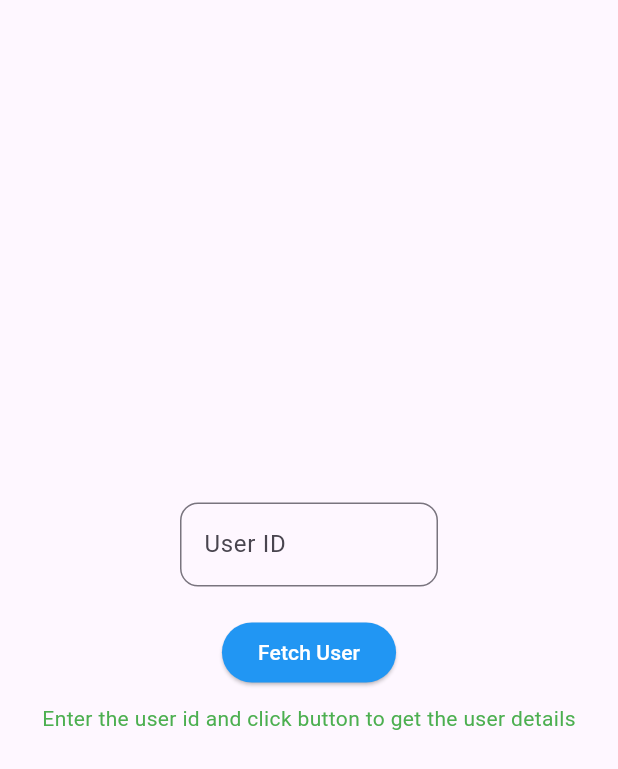
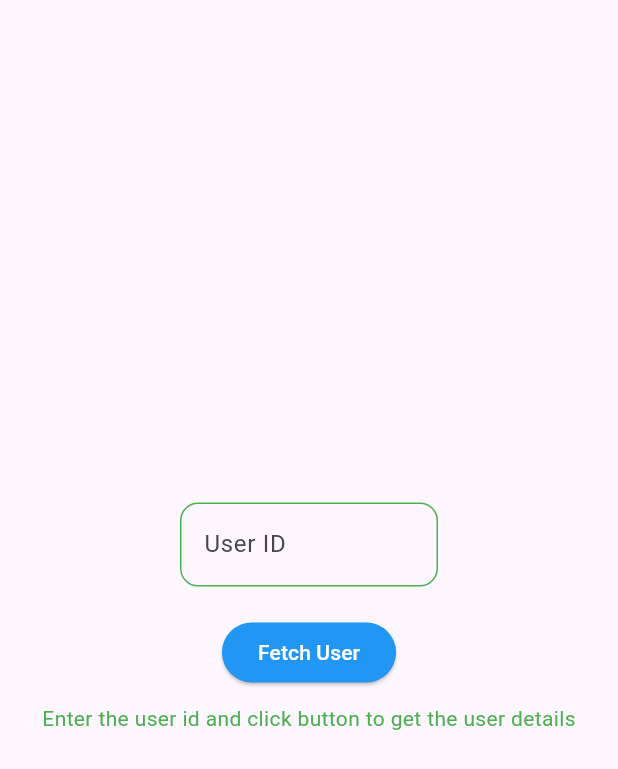
Before and after one commit to anandshaji679322/Flutter_Task1_API, a Flutter app: the screen it shows after launch, on a phone screen of 412 x 824 dp. Shown: the top 769 px of the screen. Run offline on Flutter 3.47's test engine with Material 3 defaults, Android fonts, the phone set to English and light mode, and no system bars.

Commit message:
Ignore: Uncommented previously commented code

```diff
--- a/lib/pages/home.dart
+++ b/lib/pages/home.dart
@@ -53,10 +53,9 @@ class _MyHomePageState extends State<MyHomePage> {
               child: TextField(
                 controller: textEditingController,
                 decoration: InputDecoration(
-
-                    // enabledBorder: OutlineInputBorder(
-                    //     borderSide: BorderSide(color: Colors.green),
-                    //     borderRadius: BorderRadius.all(Radius.circular(12))),
+                    enabledBorder: OutlineInputBorder(
+                        borderSide: BorderSide(color: Colors.green),
+                        borderRadius: BorderRadius.all(Radius.circular(12))),
                     focusedBorder: OutlineInputBorder(
                         borderSide: BorderSide(color: Colors.green),
                         borderRadius: BorderRadius.all(Radius.circular(12))),
```
